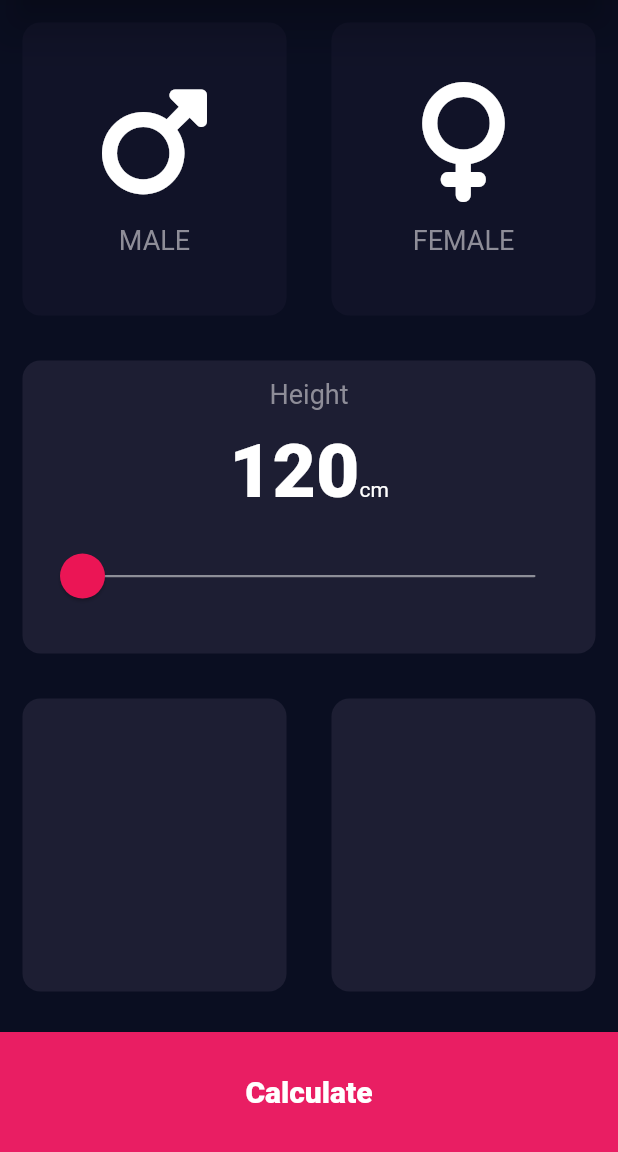
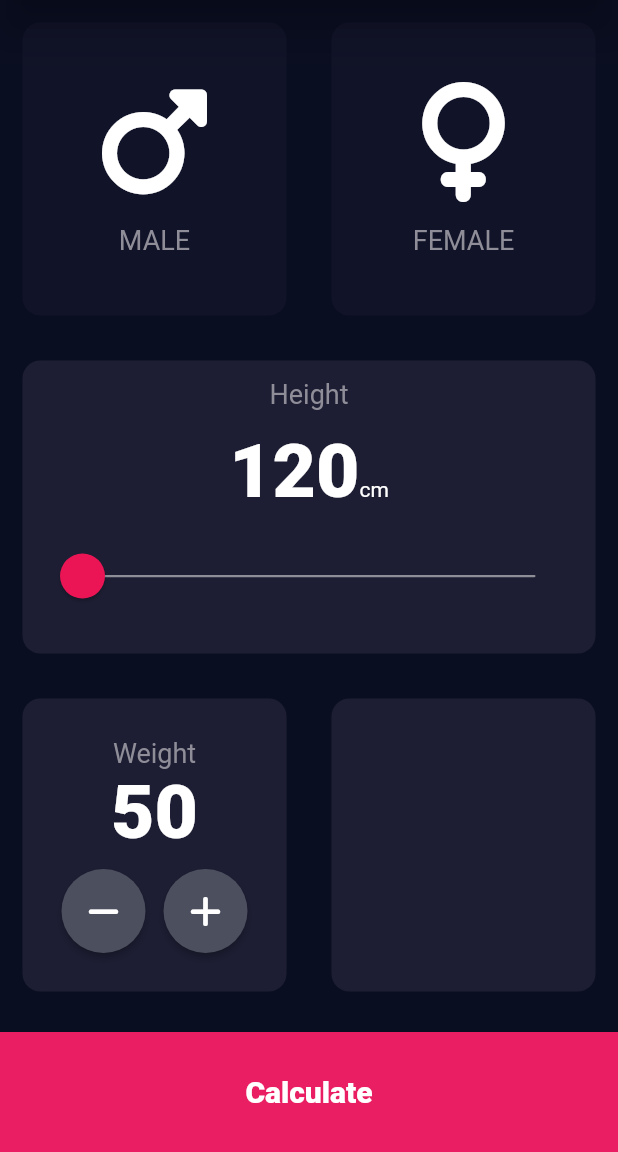
Before and after one commit to bunnyBites/bmi-calculator-flutter, a Flutter app: the screen it shows after launch, on a phone screen of 412 x 824 dp, the part 84-1236 px from its top. Run offline on Flutter 3.47's test engine with Material 2 defaults, Android fonts, the phone set to English and light mode, and no system bars; our stand-ins replace font_awesome_flutter.

Commit message:
1. add weight input 2. fix warning in reusable widgets. 3. add reusable action buttons

```diff
--- /dev/null
+++ b/lib/action_button.dart
@@ -0,0 +1,21 @@
+import 'package:flutter/material.dart';
+
+class ActionButton extends StatelessWidget {
+  final IconData? icon;
+  final Function? onPress;
+
+  const ActionButton({super.key, this.icon, this.onPress });
+
+  @override
+  Widget build(BuildContext context) {
+    return (
+      RawMaterialButton(
+        onPressed: () { onPress!(); },
+        fillColor: const Color(0xFF4C4F5E),
+        constraints: const BoxConstraints.tightFor(width: 56.0, height: 56.0),
+        shape: const CircleBorder(),
+        child: Icon(icon),
+      )
+    );
+  }
+}
--- a/lib/info_container.dart
+++ b/lib/info_container.dart
@@ -2,15 +2,11 @@ import 'package:flutter/material.dart';
 
 
 class InfoContainer extends StatelessWidget {
-  Color? cardColor;
-  Widget? bodyContent;
-  Function? onTap;
+  final Color? cardColor;
+  final Widget? bodyContent;
+  final Function? onTap;
 
-  InfoContainer({super.key,  userCardColor, userCardBody, onTapButton}) {
-    bodyContent = userCardBody;
-    cardColor = userCardColor;
-    onTap = onTapButton;
-  }
+  const InfoContainer({super.key,  this.cardColor, this.bodyContent, this.onTap});
 
   @override
   Widget build(BuildContext context) {
--- a/lib/info_content.dart
+++ b/lib/info_content.dart
@@ -2,17 +2,14 @@ import 'package:flutter/material.dart';
 import 'constants.dart';
 
 class InfoContent extends StatelessWidget {
-  IconData? icon;
-  String gender = "";
+  final IconData? icon;
+  final String? gender;
 
-  InfoContent({
+  const InfoContent({
     super.key,
-    userIcon,
-    userGender,
-  }) {
-    icon = userIcon;
-    gender = userGender;
-  }
+    this.icon,
+    this.gender,
+  });
 
   @override
   Widget build(BuildContext context) {
@@ -25,7 +22,7 @@ class InfoContent extends StatelessWidget {
         ),
         const SizedBox(height: 15.0),
         Text(
-          gender,
+          gender!,
           style: kLabelStyle,
         )
       ],
--- a/lib/input_page.dart
+++ b/lib/input_page.dart
@@ -1,5 +1,6 @@
 import 'package:flutter/material.dart';
 import 'package:font_awesome_flutter/font_awesome_flutter.dart';
+import 'action_button.dart';
 import 'constants.dart';
 import 'info_container.dart';
 import 'info_content.dart';
@@ -20,6 +21,7 @@ class InputPage extends StatefulWidget {
 class _InputPageState extends State<InputPage> {
   Gender selectedGender = Gender.none;
   int height = 120;
+  int weight = 50;
 
   @override
   Widget build(BuildContext context) {
@@ -53,8 +55,8 @@ class _InputPageState extends State<InputPage> {
   }
 
   InfoContainer heightSlider() => InfoContainer(
-        userCardColor: kActiveBoxBgColor,
-        userCardBody: Column(
+        cardColor: kActiveBoxBgColor,
+        bodyContent: Column(
           crossAxisAlignment: CrossAxisAlignment.stretch,
           mainAxisAlignment: MainAxisAlignment.center,
           children: [
@@ -104,11 +106,47 @@ class _InputPageState extends State<InputPage> {
       );
 
   Expanded bodyParamsSelector() {
+    void onPressAction(bool? isIncreement) {
+      if (isIncreement == true) {
+        setState(() {
+          weight++;
+        });
+      } else {
+        setState(() {
+          weight--;
+        });
+      }
+    }
+
     return Expanded(
       child: Row(
         children: [
-          InfoContainer(userCardColor: kActiveBoxBgColor),
-          InfoContainer(userCardColor: kActiveBoxBgColor),
+          InfoContainer(
+            cardColor: kActiveBoxBgColor,
+            bodyContent:
+                Column(mainAxisAlignment: MainAxisAlignment.center, children: [
+              const Text("Weight", style: kLabelStyle),
+              Text(weight.toString(), style: kContentValueStyle),
+              const SizedBox(
+                height: 8.0,
+              ),
+              Row(
+                mainAxisAlignment: MainAxisAlignment.center,
+                children: [
+                  ActionButton(
+                      icon: FontAwesomeIcons.minus,
+                      onPress: () => onPressAction(false)),
+                  const SizedBox(
+                    width: 12.0,
+                  ),
+                  ActionButton(
+                      icon: FontAwesomeIcons.plus,
+                      onPress: () => onPressAction(true)),
+                ],
+              )
+            ]),
+          ),
+          const InfoContainer(cardColor: kActiveBoxBgColor),
         ],
       ),
     );
@@ -119,29 +157,29 @@ class _InputPageState extends State<InputPage> {
       child: Row(
         children: [
           InfoContainer(
-            onTapButton: () {
+            onTap: () {
               setState(() {
                 selectedGender = Gender.male;
               });
             },
-            userCardColor: (selectedGender == Gender.male
+            cardColor: (selectedGender == Gender.male
                 ? kActiveBoxBgColor
                 : kInActiveBoxBgColor),
-            userCardBody: InfoContent(
-                userIcon: FontAwesomeIcons.mars, userGender: "MALE"),
+            bodyContent:
+                const InfoContent(icon: FontAwesomeIcons.mars, gender: "MALE"),
           ),
           InfoContainer(
-            onTapButton: () {
+            onTap: () {
               setState(() {
                 selectedGender = Gender.female;
               });
             },
-            userCardColor: (selectedGender == Gender.female
+            cardColor: (selectedGender == Gender.female
                 ? kActiveBoxBgColor
                 : kInActiveBoxBgColor),
-            userCardBody: InfoContent(
-              userIcon: FontAwesomeIcons.venus,
-              userGender: "FEMALE",
+            bodyContent: const InfoContent(
+              icon: FontAwesomeIcons.venus,
+              gender: "FEMALE",
             ),
           ),
         ],
```
